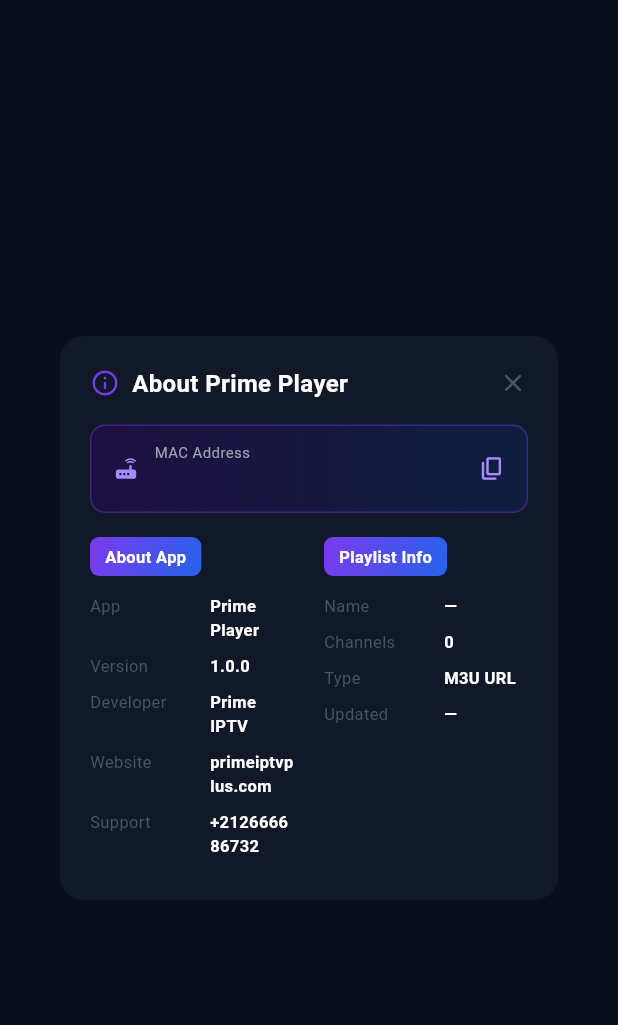
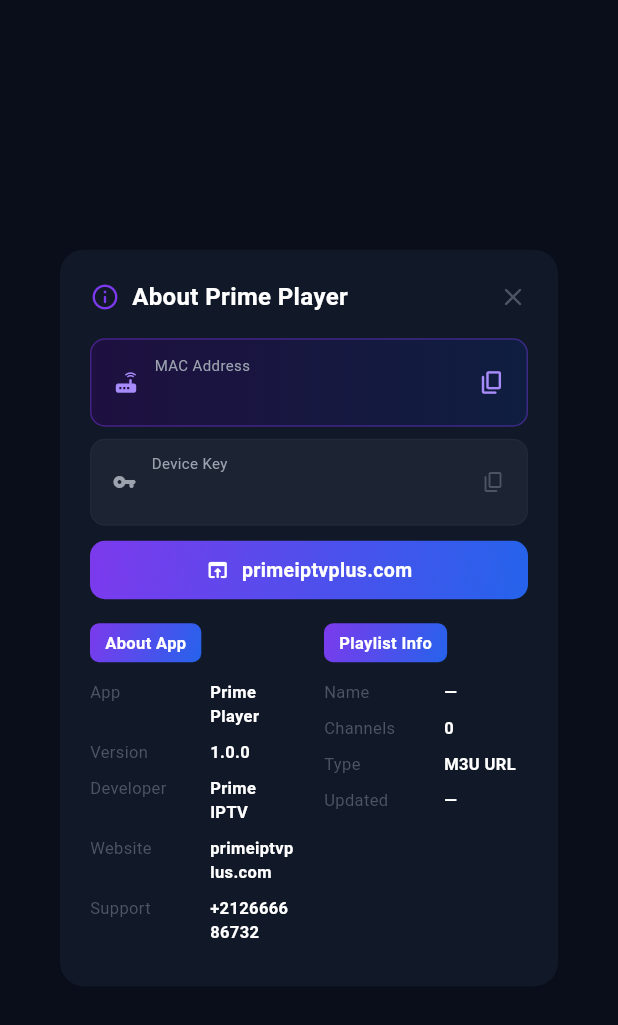
Before and after one commit to zamouriiiptv-beep/castivio-site, a Flutter app: the _InfoDialog widget shown alone on an empty page, opened directly with empty values, on a phone screen of 412 x 824 dp. Shown: the top 1025 px of the screen. Run offline on Flutter 3.47's test engine with Material 3 defaults, Android fonts, the phone set to English and light mode, and no system bars; our stand-ins replace cached_network_image, dio, flutter_riverpod, hive, hive_flutter, video_player and 1 more; accounts and stored records are empty.

Commit message:
feat: add Device Key + Open Website button — inspired by Shamel Pro UI
- Add 6-digit Device Key (stable numeric code derived from device UUID)
- Show Device Key in Info dialog and Settings → Device section
- Add 'Open Website' button in Info dialog linking to primeiptvplus.com
- Device Key is copyable with one tap

https://claude.ai/code/session_01YXd23QftjXTgbRXuHUxn5y

```diff
--- a/prime-player/lib/presentation/screens/home_screen.dart
+++ b/prime-player/lib/presentation/screens/home_screen.dart
@@ -278,10 +278,14 @@ class _TopBar extends ConsumerWidget {
   }
 
   void _showInfoDialog(BuildContext context, WidgetRef ref) {
-    final mac = ref.read(storageServiceProvider).macAddress;
+    final storage = ref.read(storageServiceProvider);
     showDialog(
       context: context,
-      builder: (_) => _InfoDialog(playlist: playlist, macAddress: mac),
+      builder: (_) => _InfoDialog(
+        playlist:   playlist,
+        macAddress: storage.macAddress,
+        deviceKey:  storage.deviceKey,
+      ),
     );
   }
 }
@@ -640,7 +644,8 @@ class _PlaylistPickerDialog extends ConsumerWidget {
 class _InfoDialog extends StatelessWidget {
   final Playlist? playlist;
   final String    macAddress;
-  const _InfoDialog({this.playlist, required this.macAddress});
+  final String    deviceKey;
+  const _InfoDialog({this.playlist, required this.macAddress, required this.deviceKey});
 
   @override
   Widget build(BuildContext context) {
@@ -716,6 +721,87 @@ class _InfoDialog extends StatelessWidget {
                       color: AppColors.primaryLight, size: 18),
                 ),
               ]),
+            ),
+            const SizedBox(height: 8),
+
+            // Device Key row
+            Container(
+              width: double.infinity,
+              padding: const EdgeInsets.symmetric(horizontal: 14, vertical: 8),
+              decoration: BoxDecoration(
+                color: AppColors.surfaceLight,
+                borderRadius: BorderRadius.circular(10),
+                border: Border.all(color: AppColors.border),
+              ),
+              child: Row(children: [
+                const Icon(Icons.vpn_key_rounded,
+                    color: AppColors.textSecondary, size: 16),
+                const SizedBox(width: 10),
+                Column(crossAxisAlignment: CrossAxisAlignment.start, children: [
+                  const Text('Device Key',
+                      style: TextStyle(
+                          color: AppColors.textSecondary, fontSize: 10)),
+                  Text(deviceKey,
+                      style: const TextStyle(
+                        color: AppColors.textPrimary,
+                        fontSize: 18,
+                        fontWeight: FontWeight.w800,
+                        letterSpacing: 3,
+                      )),
+                ]),
+                const Spacer(),
+                GestureDetector(
+                  onTap: () {
+                    Clipboard.setData(ClipboardData(text: deviceKey));
+                    ScaffoldMessenger.of(context).showSnackBar(
+                      const SnackBar(
+                        content: Text('Device Key copied!'),
+                        duration: Duration(seconds: 2),
+                        backgroundColor: AppColors.surface,
+                      ),
+                    );
+                  },
+                  child: const Icon(Icons.copy_rounded,
+                      color: AppColors.textMuted, size: 16),
+                ),
+              ]),
+            ),
+            const SizedBox(height: 10),
+
+            // Open website button
+            GestureDetector(
+              onTap: () {
+                // Open website — requires url_launcher or just show URL
+                ScaffoldMessenger.of(context).showSnackBar(
+                  const SnackBar(
+                    content: Text('primeiptvplus.com'),
+                    duration: Duration(seconds: 3),
+                    backgroundColor: AppColors.surface,
+                  ),
+                );
+              },
+              child: Container(
+                width: double.infinity,
+                padding: const EdgeInsets.symmetric(vertical: 10),
+                decoration: BoxDecoration(
+                  gradient: kPrimeGradient,
+                  borderRadius: BorderRadius.circular(10),
+                ),
+                child: const Row(
+                  mainAxisAlignment: MainAxisAlignment.center,
+                  children: [
+                    Icon(Icons.open_in_browser_rounded,
+                        color: Colors.white, size: 16),
+                    SizedBox(width: 8),
+                    Text('primeiptvplus.com',
+                        style: TextStyle(
+                          color: Colors.white,
+                          fontSize: 13,
+                          fontWeight: FontWeight.w700,
+                        )),
+                  ],
+                ),
+              ),
             ),
 
             const SizedBox(height: 16),
```
Also changed, not shown: prime-player/lib/data/services/storage_service.dart (+11 -0 lines), prime-player/lib/presentation/screens/settings_screen.dart (+22 -0 lines).
